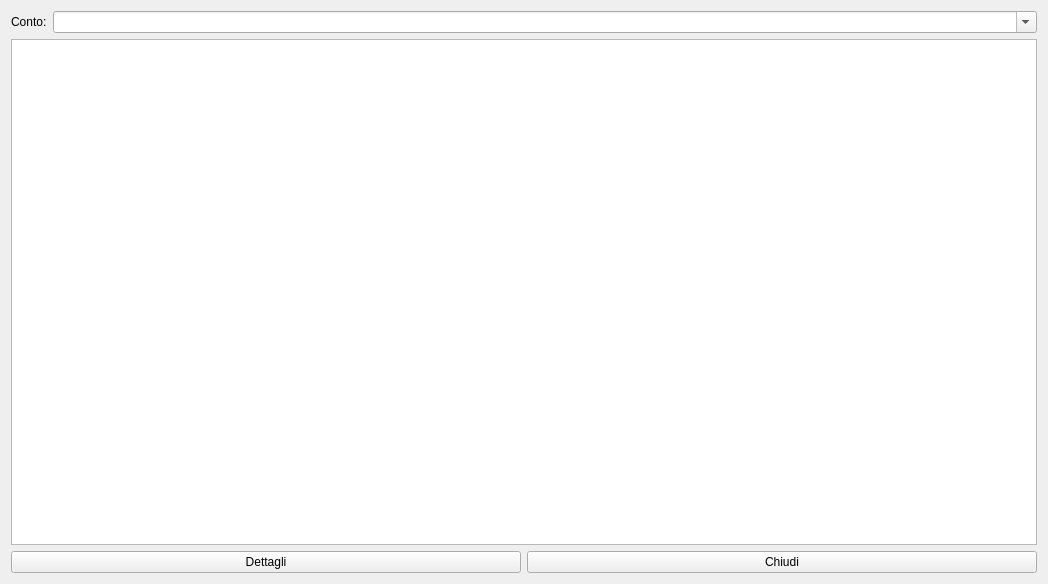
The window that cmastri.ui (fblabs/cimiapp2) describes before a commit, drawn with Qt 5.
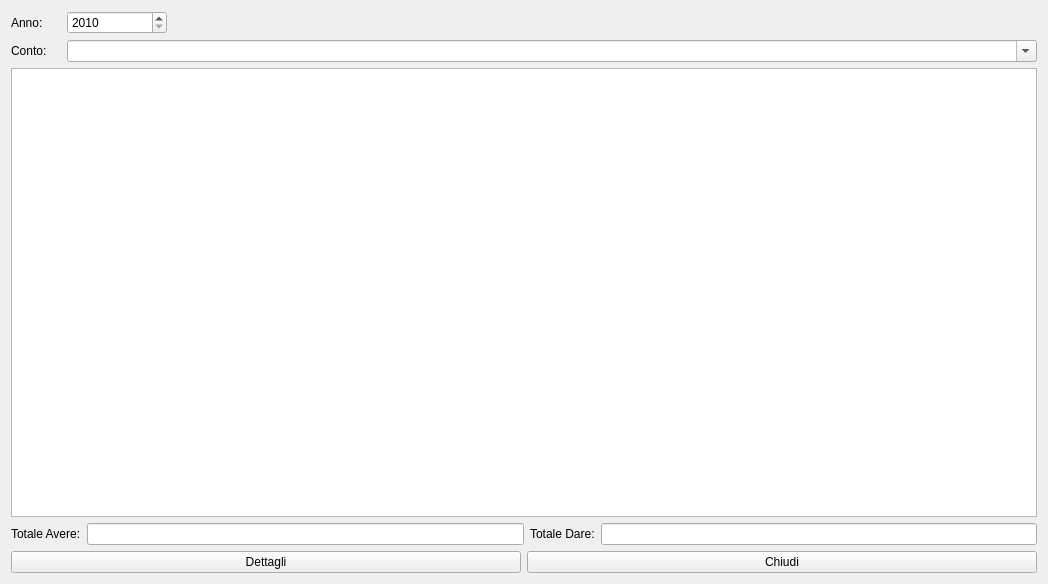
The same window after the commit. Icons and pictures are not drawn.

Commit message: 1.0.6 -Cmastri enhanced

What changed in the file:
```diff
--- a/cmastri.ui
+++ b/cmastri.ui
@@ -18,10 +18,55 @@
     <normaloff>:/Resources/mastri.png</normaloff>:/Resources/mastri.png</iconset>
   </property>
   <layout class="QVBoxLayout" name="verticalLayout">
+   <item>
+    <layout class="QFormLayout" name="formLayout_2">
+     <item row="0" column="0">
+      <widget class="QLabel" name="label_4">
+       <property name="minimumSize">
+        <size>
+         <width>50</width>
+         <height>0</height>
+        </size>
+       </property>
+       <property name="maximumSize">
+        <size>
+         <width>100</width>
+         <height>16777215</height>
+        </size>
+       </property>
+       <property name="text">
+        <string>Anno:</string>
+       </property>
+      </widget>
+     </item>
+     <item row="0" column="1">
+      <widget class="QSpinBox" name="spinBox">
+       <property name="maximumSize">
+        <size>
+         <width>100</width>
+         <height>16777215</height>
+        </size>
+       </property>
+       <property name="minimum">
+        <number>2010</number>
+       </property>
+       <property name="maximum">
+        <number>2100</number>
+       </property>
+      </widget>
+     </item>
+    </layout>
+   </item>
    <item>
     <layout class="QFormLayout" name="formLayout">
      <item row="0" column="0">
       <widget class="QLabel" name="label">
+       <property name="minimumSize">
+        <size>
+         <width>50</width>
+         <height>0</height>
+        </size>
+       </property>
        <property name="maximumSize">
         <size>
          <width>50</width>
@@ -64,6 +109,38 @@
      </property>
     </widget>
    </item>
+   <item>
+    <layout class="QGridLayout" name="gridLayout">
+     <item row="0" column="0">
+      <widget class="QLabel" name="label_2">
+       <property name="text">
+        <string>Totale Avere:</string>
+       </property>
+      </widget>
+     </item>
+     <item row="0" column="1">
+      <widget class="QLineEdit" name="leAvere">
+       <property name="readOnly">
+        <bool>true</bool>
+       </property>
+      </widget>
+     </item>
+     <item row="0" column="2">
+      <widget class="QLabel" name="label_3">
+       <property name="text">
+        <string>Totale Dare:</string>
+       </property>
+      </widget>
+     </item>
+     <item row="0" column="3">
+      <widget class="QLineEdit" name="leDare">
+       <property name="readOnly">
+        <bool>true</bool>
+       </property>
+      </widget>
+     </item>
+    </layout>
+   </item>
    <item>
     <layout class="QHBoxLayout" name="horizontalLayout_2">
      <item>
```
The commit also changes 13 other files.
